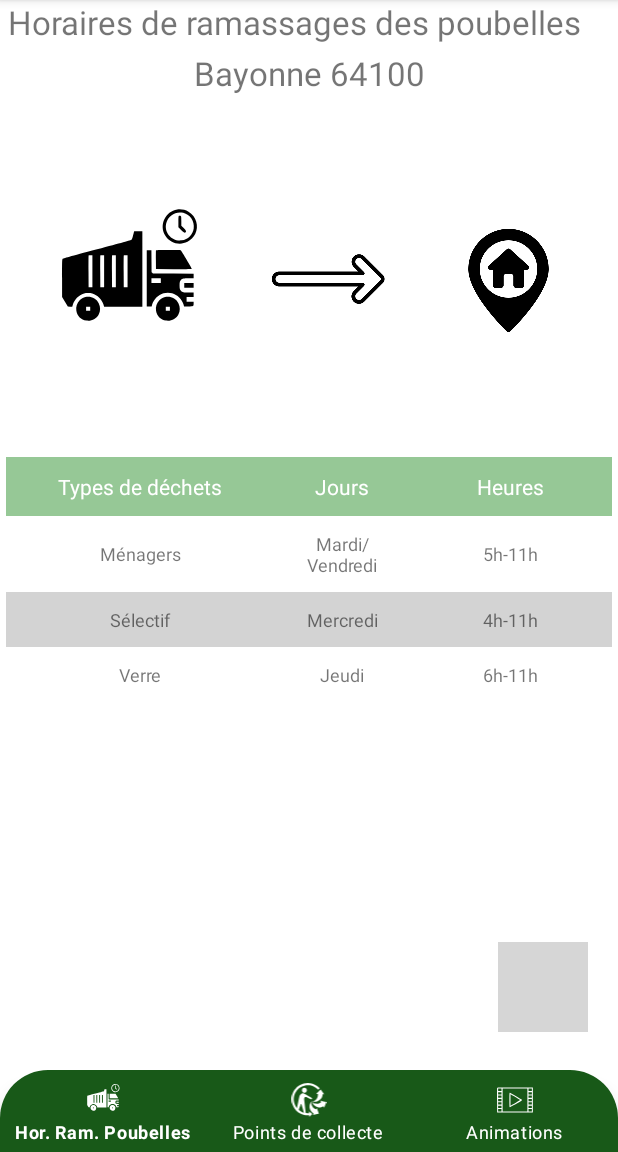
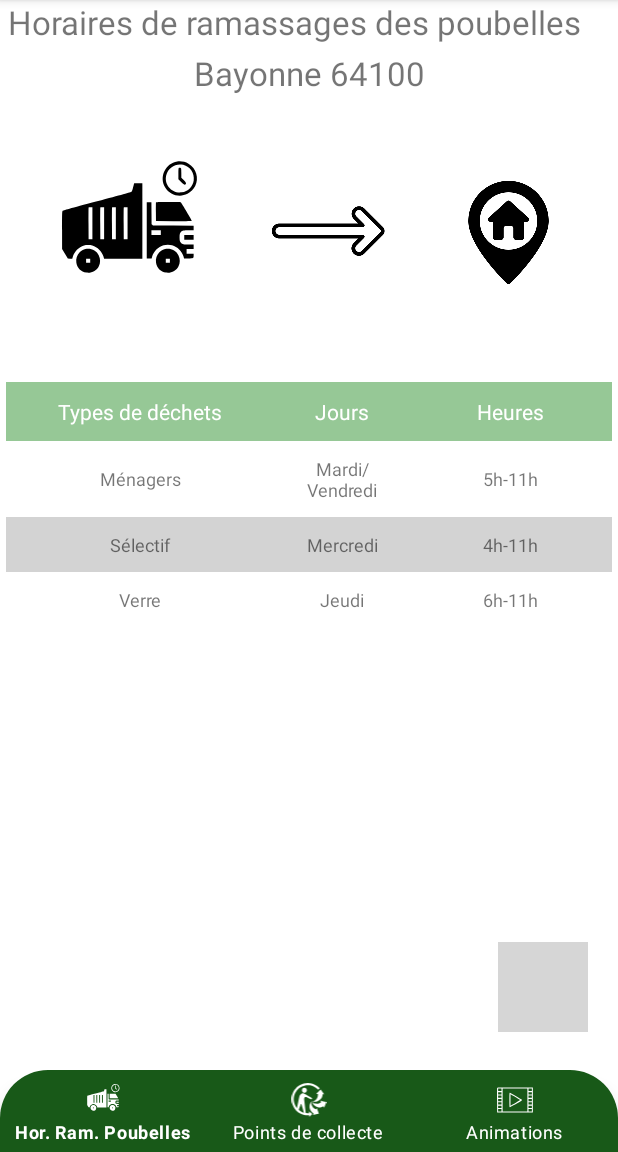
Before and after one commit to Pepapipi/ScanEco, an Android app: the screen it shows after launch (HorRamPoubellesDetailsVille), after a tap on "Bayonne 64100", on a phone screen of 412 x 824 dp, the part 84-1236 px from its top. Run offline under Robolectric (Android 15) with nearby library versions, the phone set to English and light mode, and no system bars; libraries missing offline, so code that uses them is left out: com.budiyev.android; 5 statements that could not run were skipped; grey boxes are pictures that could not be loaded.

Commit message:
Réduction délai SplashScreen + Hor Ram Poub Details

```diff
--- a/app/src/main/java/com/example/scaneco/MainActivity.java
+++ b/app/src/main/java/com/example/scaneco/MainActivity.java
@@ -39,6 +39,8 @@ public class MainActivity extends AppCompatActivity implements GestureDetector.O
     private TextView _nomProduit;
     private TextView _ecranBlanc;
     private TextView _marqueProduit;
+
+    private View _traitView;
 
     private CodeScanner _mCodeScanner;
     private CodeScannerView _mCodeScannerView;
@@ -94,6 +96,8 @@ public class MainActivity extends AppCompatActivity implements GestureDetector.O
         _imageViewPoubelle1 = findViewById(R.id.imageView_poubelle1);
         _imageViewPoubelle2 = findViewById(R.id.imageView_poubelle2);
         _imageViewPoubelle3 = findViewById(R.id.imageView_poubelle3);
+
+        _traitView = findViewById(R.id.traitView);
         //Initialisation des listes
         for (int i =0; i< tabRecyclable.length;i++){
             listeRecyclable.add(tabRecyclable[i]);
@@ -160,6 +164,7 @@ public class MainActivity extends AppCompatActivity implements GestureDetector.O
         _ecranBlanc.setVisibility(View.INVISIBLE);
         _nomProduit.setVisibility(View.INVISIBLE);
         _marqueProduit.setVisibility(View.INVISIBLE);
+        _traitView.setVisibility(View.INVISIBLE);
         _mCodeScanner.startPreview();
 
         //Le scan décode un code-barres
@@ -224,6 +229,7 @@ public class MainActivity extends AppCompatActivity implements GestureDetector.O
                         _ecranBlanc.setVisibility(View.VISIBLE);
                         _nomProduit.setVisibility(View.VISIBLE);
                         _marqueProduit.setVisibility(View.VISIBLE);
+                        _traitView.setVisibility(View.VISIBLE);
                         _mCodeScanner.startPreview();
                     }
                 });
--- a/app/src/main/java/com/example/scaneco/SplashScreen.java
+++ b/app/src/main/java/com/example/scaneco/SplashScreen.java
@@ -18,6 +18,6 @@ public class SplashScreen extends AppCompatActivity {
                 startActivity(new Intent(SplashScreen.this,MainActivity.class));
                 finish();
             }
-        },2500);
+        },1500);
     }
 }
--- a/app/src/main/res/layout/activity_hor_ram_poubelles_details_ville.xml
+++ b/app/src/main/res/layout/activity_hor_ram_poubelles_details_ville.xml
@@ -42,7 +42,7 @@
         android:layout_alignParentStart="true"
         android:layout_alignParentTop="true"
         android:layout_marginStart="35dp"
-        android:layout_marginTop="134dp"
+        android:layout_marginTop="102dp"
         android:src="@drawable/ic_camion_poubelle" />
 
     <ImageView
@@ -73,7 +73,7 @@
         android:layout_alignParentBottom="true"
         android:layout_marginStart="4dp"
         android:layout_marginEnd="4dp"
-        android:layout_marginBottom="300dp"
+        android:layout_marginBottom="350dp"
         android:background="@android:color/white">
 
         <!-- Premiere ligne -->
--- a/app/src/main/res/layout/activity_produit_details.xml
+++ b/app/src/main/res/layout/activity_produit_details.xml
@@ -81,7 +81,7 @@
                 android:layout_marginLeft="10dp"
                 android:text="TextView"
                 android:textSize="20dp"
-                android:textStyle="bold" />
+                 />
 
             <ImageView
                 android:id="@+id/imageView_poubelle1"
@@ -127,7 +127,7 @@
                 android:layout_marginLeft="10dp"
                 android:text="TextView"
                 android:textSize="20dp"
-                android:textStyle="bold" />
+                />
 
             <ImageView
                 android:id="@+id/imageView_poubelle2"
@@ -172,7 +172,7 @@
             android:textSize="20dp"
             android:text="TextView"
             android:layout_weight="2"
-            android:textStyle="bold" />
+            />
 
         <ImageView
             android:id="@+id/imageView_poubelle3"
```
Also changed, not shown: app/src/main/res/layout/activity_main.xml (+5 -4 lines).
